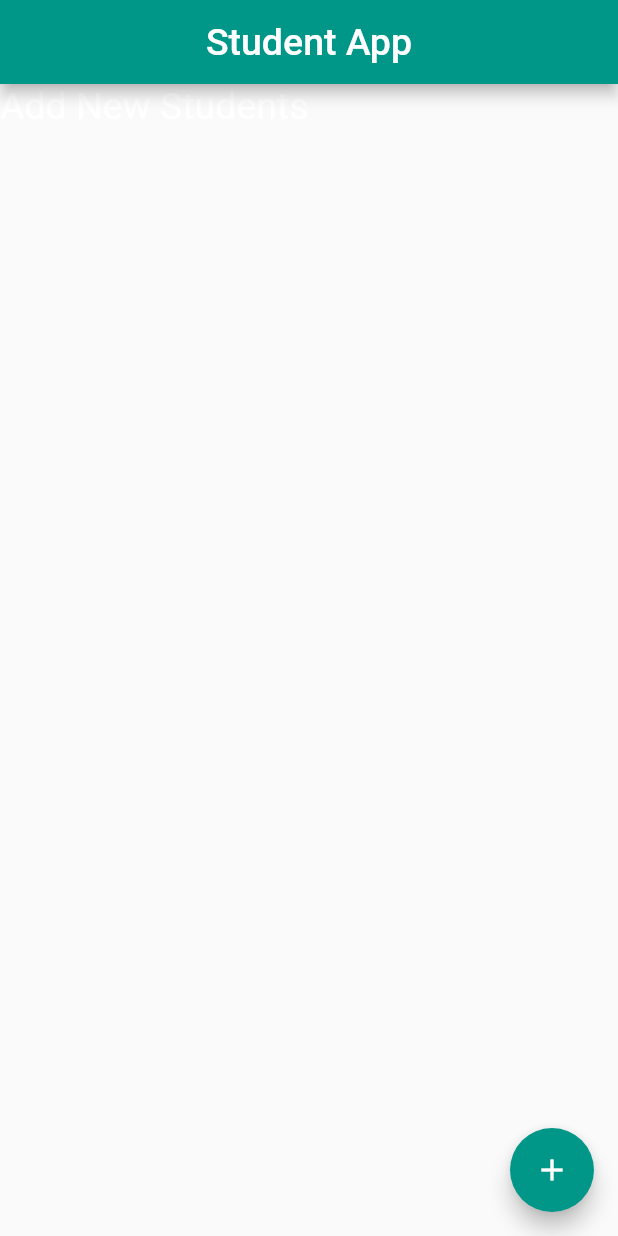
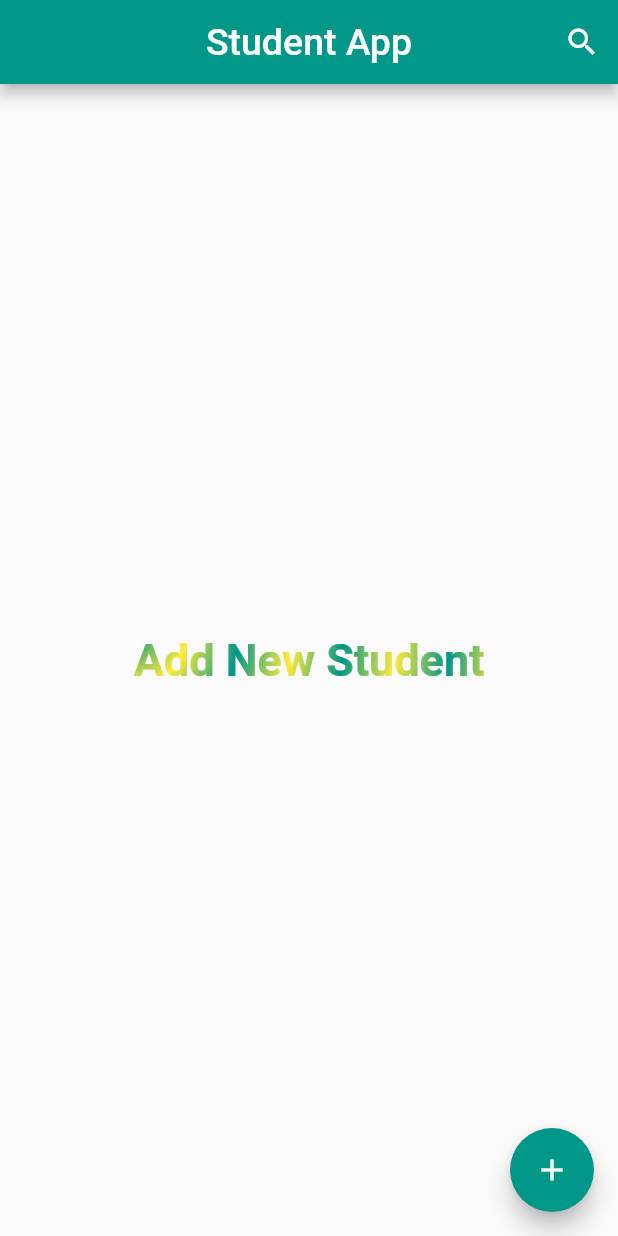
Before and after one commit to murthasa-ibrahim/student-app, a Flutter app: the screen it shows after launch, on a phone screen of 412 x 824 dp. Run offline on Flutter 3.47's test engine with Material 2 defaults, Android fonts, the phone set to English and light mode, and no system bars; our stand-ins replace hive_flutter, image_picker; accounts and stored records are empty.

Commit message:
Search updated

```diff
--- a/lib/main.dart
+++ b/lib/main.dart
@@ -2,6 +2,7 @@ import 'package:flutter/material.dart';
 import 'package:getx_student_app/providers/edti_provider.dart';
 import 'package:getx_student_app/providers/home_provider.dart';
 import 'package:getx_student_app/models/hive_model.dart';
+import 'package:getx_student_app/providers/search_provider.dart';
 import 'package:getx_student_app/screens/hom.dart';
 import 'package:hive_flutter/adapters.dart';
 import 'package:provider/provider.dart';
@@ -29,6 +30,9 @@ class MyApp extends StatelessWidget {
         ChangeNotifierProvider<EditProvider>(
           create: (context) => EditProvider(),
         ),
+         ChangeNotifierProvider<SearchProvider>(
+          create: (context) => SearchProvider(context),
+        ),
       ],
       child: MaterialApp(
         title: 'Student app',
--- a/lib/my widgets/widgets.dart
+++ b/lib/my widgets/widgets.dart
@@ -23,7 +23,7 @@ class NameCard extends StatelessWidget {
             decoration: BoxDecoration(
                 color: Colors.teal, borderRadius: BorderRadius.circular(10)),
             child: Center(
-                child: Text(
+                child: SelectableText(
               data,
               style: const TextStyle(
                   fontSize: 25,
--- a/lib/providers/home_provider.dart
+++ b/lib/providers/home_provider.dart
@@ -13,6 +13,8 @@ class HomeProvider extends ChangeNotifier {
   final ageController = TextEditingController();
   final placeController = TextEditingController();
   final phoneController = TextEditingController();
+
+    final ScrollController firstController = ScrollController();
 
   List<StudentModel> studentList = [];
 
@@ -44,17 +46,11 @@ class HomeProvider extends ChangeNotifier {
 
   // when submit button click
   void onButtonClick(BuildContext context) {
-    if(formKey.currentState!.validate()){
-
-
+    if (formKey.currentState!.validate()) {
       final name = nameController.text;
       final age = ageController.text;
       final place = placeController.text;
       final phone = phoneController.text;
-
-    // if (name.isEmpty || age.isEmpty || place.isEmpty || phone.isEmpty) {
-    //   return;
-    // }
 
       final student = StudentModel(
           name: name,
--- /dev/null
+++ b/lib/providers/search_provider.dart
@@ -0,0 +1,32 @@
+import 'package:flutter/cupertino.dart';
+import 'package:getx_student_app/models/hive_model.dart';
+import 'package:getx_student_app/providers/home_provider.dart';
+import 'package:provider/provider.dart';
+
+class SearchProvider extends ChangeNotifier {
+  final BuildContext context;
+  SearchProvider(this.context);
+  TextEditingController searchController = TextEditingController();
+
+  // Search list
+  List<StudentModel> tempList = [];
+
+  // search function
+
+  void filterSearch(String? value) {
+    if (value == null || value.isEmpty) {
+      tempList.clear();
+      tempList.addAll(context.read<HomeProvider>().studentList);
+      notifyListeners();
+    } else {
+      tempList.clear();
+      for (var i in context.read<HomeProvider>().studentList) {
+        if (i.name.toLowerCase().startsWith(value.toLowerCase())) {
+          tempList.add(i);
+        }
+      }
+      notifyListeners();
+    }
+
+  }
+}
--- a/lib/screens/edit_student.dart
+++ b/lib/screens/edit_student.dart
@@ -47,6 +47,7 @@ class _EditStudentState extends State<EditStudent> {
             const SizedBox(
               height: 20,
             ),
+
             widget.data.imagString.isEmpty
                 ? const CircleAvatar(
                     radius: 70,
--- a/lib/screens/hom.dart
+++ b/lib/screens/hom.dart
@@ -3,6 +3,7 @@ import 'dart:convert';
 import 'package:flutter/material.dart';
 import 'package:getx_student_app/providers/home_provider.dart';
 import 'package:getx_student_app/screens/add_student.dart';
+import 'package:getx_student_app/screens/search.dart';
 import 'package:getx_student_app/screens/student_details.dart';
 import 'package:provider/provider.dart';
 
@@ -18,6 +19,15 @@ class ScreenHome extends StatelessWidget {
             style: TextStyle(fontSize: 25),
           ),
           centerTitle: true,
+          actions: [
+            IconButton(
+                onPressed: () {
+                  Navigator.of(context).push(MaterialPageRoute(
+                    builder: (context) => const SearchScreen(),
+                  ));
+                },
+                icon: const Icon(Icons.search))
+          ],
         ),
         body: SafeArea(
             child: Column(
@@ -25,11 +35,29 @@ class ScreenHome extends StatelessWidget {
             Expanded(
               child: Consumer<HomeProvider>(builder: (ctx, provider, child) {
                 return (provider.studentList.isEmpty)
-                    ? const Text(
-                        'Add New Students',
-                        style: TextStyle(color: Colors.white, fontSize: 25),
+                    ? Center(
+                        child: ShaderMask(
+                          shaderCallback: (bounds) {
+                            return const RadialGradient(
+                              center: Alignment.topLeft,
+                              radius: 1.0,
+                              colors: <Color>[Colors.teal, Colors.yellow],
+                              tileMode: TileMode.mirror,
+                            ).createShader(bounds);
+                          },
+                          child: const Text(
+                            'Add New Student',
+                            style: TextStyle(
+                                color: Colors.white,
+                                fontSize: 30,
+                                fontWeight: FontWeight.bold),
+                          ),
+                        ),
                       )
-                    : ListView.builder(
+                    : Scrollbar(
+                        thumbVisibility: true,
+                        controller: provider.firstController,
+                        child: ListView.builder(
                           itemBuilder: ((context, index) {
                             final data = provider.studentList[index];
                             return Padding(
@@ -40,21 +68,23 @@ class ScreenHome extends StatelessWidget {
                                     borderRadius: BorderRadius.circular(10)),
                                 child: ListTile(
                                   onTap: () {
-                                  Navigator.of(context).push(MaterialPageRoute(
+                                    Navigator.of(context)
+                                        .push(MaterialPageRoute(
                                       builder: (context) =>
                                           StudentDetails(details: data),
                                     ));
                                   },
-                                leading:data.imagString.isEmpty
-                               ? const  CircleAvatar(
+                                  leading: data.imagString.isEmpty
+                                      ? const CircleAvatar(
                                           radius: 25,
                                           backgroundColor: Colors.black,
-                                    backgroundImage: AssetImage('asset/image/userimage.jpg')
-                                 )
+                                          backgroundImage: AssetImage(
+                                              'asset/image/userimage.jpg'))
                                       : CircleAvatar(
                                           radius: 25,
                                           backgroundColor: Colors.black,
-                                    backgroundImage: MemoryImage(const Base64Decoder()
+                                          backgroundImage: MemoryImage(
+                                              const Base64Decoder()
                                                   .convert(data.imagString))),
                                   title: Text(
                                     data.name,
@@ -72,6 +102,7 @@ class ScreenHome extends StatelessWidget {
                             );
                           }),
                           itemCount: provider.studentList.length,
+                        ),
                       );
               }),
             ),
```
Also changed, not shown: lib/screens/search.dart (added, +76 -0 lines), lib/screens/student_details.dart (+18 -9 lines). Lines whose indentation alone changed are shown as unchanged.
